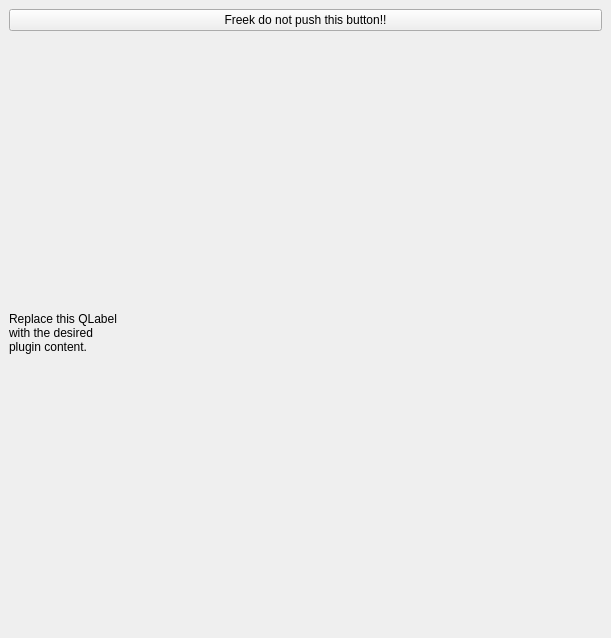
Old version of the form Evacu8/Evacu8/Evacu8_dockwidget_base.ui in the repository fhb1990/GEO1005.
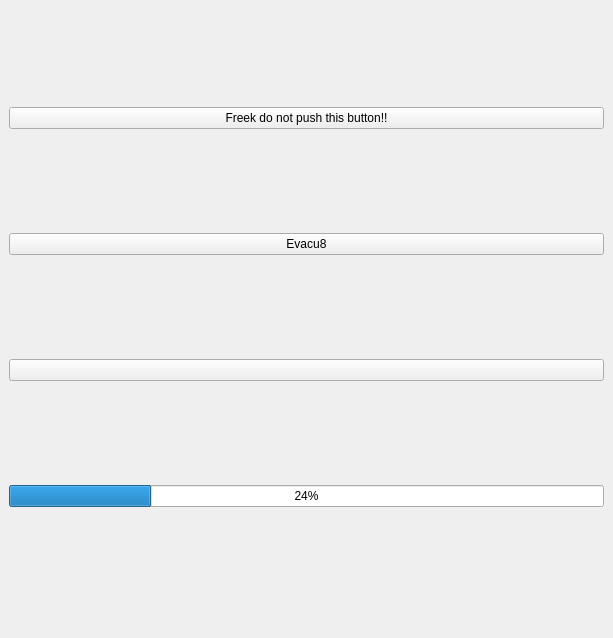
New version of the form.

```diff
--- a/Evacu8/Evacu8/Evacu8_dockwidget_base.ui
+++ b/Evacu8/Evacu8/Evacu8_dockwidget_base.ui
@@ -6,7 +6,7 @@
    <rect>
     <x>0</x>
     <y>0</y>
-    <width>611</width>
+    <width>613</width>
     <height>638</height>
    </rect>
   </property>
@@ -15,15 +15,6 @@
   </property>
   <widget class="QWidget" name="dockWidgetContents">
    <layout class="QGridLayout" name="gridLayout">
-    <item row="1" column="0">
-     <widget class="QLabel" name="label">
-      <property name="text">
-       <string>Replace this QLabel
-with the desired
-plugin content.</string>
-      </property>
-     </widget>
-    </item>
     <item row="0" column="0">
      <widget class="QPushButton" name="pushButton">
       <property name="text">
@@ -31,6 +22,61 @@
       </property>
      </widget>
     </item>
+    <item row="4" column="0">
+     <spacer name="horizontalSpacer">
+      <property name="orientation">
+       <enum>Qt::Horizontal</enum>
+      </property>
+      <property name="sizeHint" stdset="0">
+       <size>
+        <width>40</width>
+        <height>20</height>
+       </size>
+      </property>
+     </spacer>
+    </item>
+    <item row="1" column="0">
+     <widget class="QPushButton" name="pushButton_2">
+      <property name="mouseTracking">
+       <bool>true</bool>
+      </property>
+      <property name="text">
+       <string>Evacu8</string>
+      </property>
+      <property name="iconSize">
+       <size>
+        <width>50</width>
+        <height>50</height>
+       </size>
+      </property>
+     </widget>
+    </item>
+    <item row="2" column="0">
+     <widget class="QPushButton" name="medicButton">
+      <property name="sizePolicy">
+       <sizepolicy hsizetype="Minimum" vsizetype="Fixed">
+        <horstretch>0</horstretch>
+        <verstretch>0</verstretch>
+       </sizepolicy>
+      </property>
+      <property name="text">
+       <string/>
+      </property>
+      <property name="iconSize">
+       <size>
+        <width>64</width>
+        <height>64</height>
+       </size>
+      </property>
+     </widget>
+    </item>
+    <item row="3" column="0">
+     <widget class="QProgressBar" name="counterProgressBar">
+      <property name="value">
+       <number>24</number>
+      </property>
+     </widget>
+    </item>
    </layout>
   </widget>
  </widget>
```
